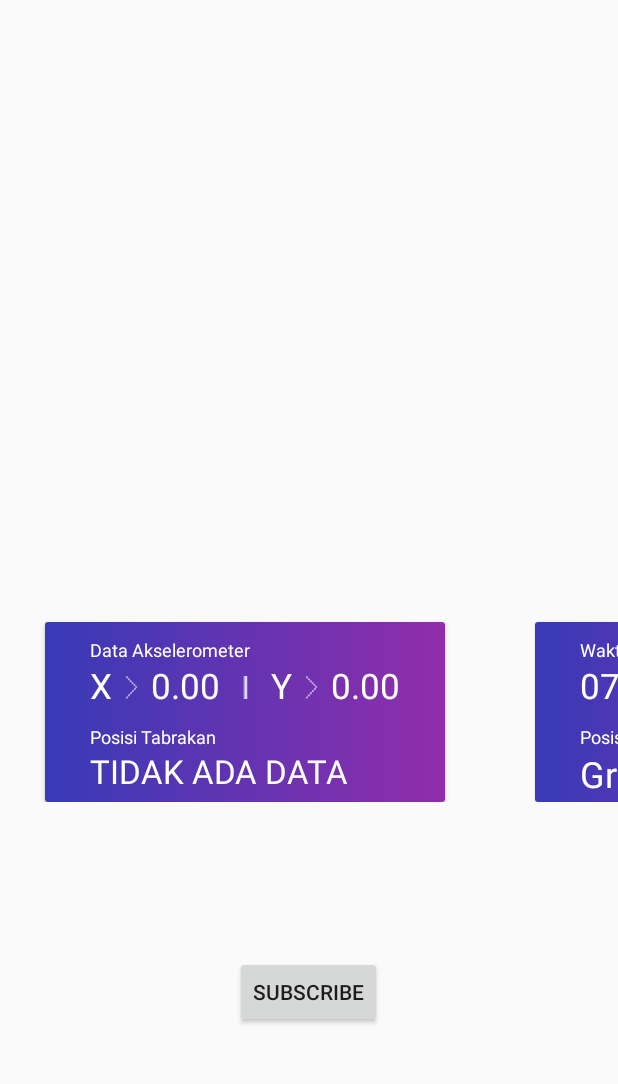
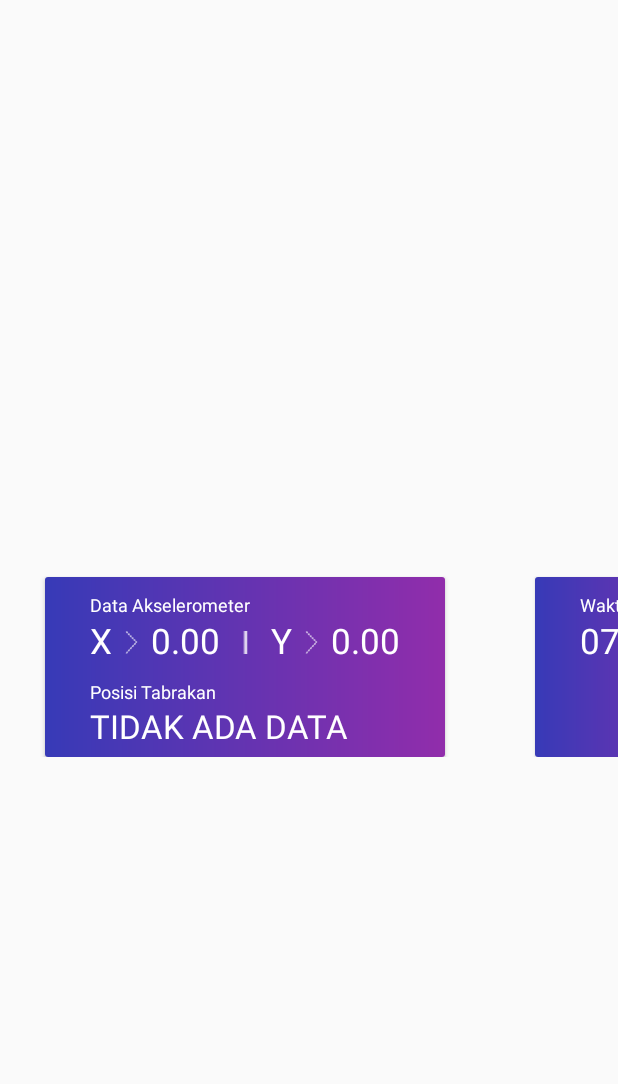
Before and after one commit to andrewpatasik/car-crash-smart-alert-system, an Android app: the screen it shows after launch (MainActivity), on a phone screen of 412 x 824 dp, the part 53-1137 px from its top. Run offline under Robolectric (Android 15) with nearby library versions, the phone set to English and light mode, and no system bars; libraries missing offline, so code that uses them is left out: org.eclipse.paho; 4 statements that could not run were skipped.

Commit message:
bug fixed
bug fixed:
1. [mainActivity] fix connection leak when closing the app
2. [main xml] remove button.
3. [main xml] remove posisi terakhir (textview ).

```diff
--- a/app/src/main/java/com/example/project1/MainActivity.java
+++ b/app/src/main/java/com/example/project1/MainActivity.java
@@ -33,7 +33,6 @@ import org.json.JSONObject;
 public class MainActivity extends FragmentActivity implements OnMapReadyCallback {
     TextView tv_x_value;
     TextView tv_y_value;
-    Button button;
     MqttAndroidClient client;
     GoogleMap mMap;
 
@@ -41,48 +40,15 @@ public class MainActivity extends FragmentActivity implements OnMapReadyCallback
     protected void onCreate(Bundle savedInstanceState) {
         super.onCreate(savedInstanceState);
         setContentView(R.layout.activity_main);
+
         tv_x_value = findViewById(R.id.tv_x_value);
         tv_y_value = findViewById(R.id.tv_y_value);
-        button = findViewById(R.id.button_sub);
+
         SupportMapFragment mapFragment = (SupportMapFragment) getSupportFragmentManager()
                 .findFragmentById(R.id.mapView);
         mapFragment.getMapAsync(this);
+
         startMqtt();
-
-        button.setOnClickListener(new View.OnClickListener() {
-            @Override
-            public void onClick(View v) {
-                String topic = "finalProject/MPU";
-                int Qos = 1;
-                try {
-//                        final MqttMessage msg = new MqttMessage();
-                    IMqttToken subToken = client.subscribe(topic,Qos);
-                    subToken.setActionCallback(new IMqttActionListener() {
-                        @Override
-                        public void onSuccess(IMqttToken asyncActionToken) {
-                            // The message was published
-                            Log.d("MQTT", "Subscribed");
-//                                Log.d("MQTT", msg.toString());
-//                                textView.setText(msg.toString());
-                        }
-
-                        @Override
-                        public void onFailure(IMqttToken asyncActionToken,
-                                              Throwable exception) {
-                            // The subscription could not be performed, maybe the user was not
-                            // authorized to subscribe on the specified topic e.g. using wildcards
-                            Log.d("MQTT", "Re-subscribed");
-
-                        }
-                    });
-                } catch (MqttException e) {
-                    e.printStackTrace();
-                }
-
-
-            }
-        });
-
     }
 
     protected void startMqtt(){
@@ -101,19 +67,34 @@ public class MainActivity extends FragmentActivity implements OnMapReadyCallback
                     Toast.makeText(MainActivity.this,"connected",Toast.LENGTH_LONG).show();
                     Log.d("MQTT", "onSuccess");
 
-                    // Now, try to publish a message
-//                            String msg = "Test connection from UI";
-//                            try
-//                            {
-//                                MqttMessage message = new MqttMessage();
-//                                message.setQos(1);
-//                                message.setPayload(msg.getBytes());
-//                                client.publish("test", message);
-//                            }
-//                            catch (MqttException e)
-//                            {
-//                                Log.d(getClass().getCanonicalName(), "Publish failed with reason code = " + e.getReasonCode());
-//                            }
+                    // Initialize Subscribe process
+                    String topic = "finalProject/MPU";
+                    int Qos = 1;
+                    try {
+//                        final MqttMessage msg = new MqttMessage();
+                        IMqttToken subToken = client.subscribe(topic,Qos);
+                        subToken.setActionCallback(new IMqttActionListener() {
+                            @Override
+                            public void onSuccess(IMqttToken asyncActionToken) {
+                                // The message was published
+                                Log.d("MQTT", "Subscribed");
+//                                Log.d("MQTT", msg.toString());
+//                                textView.setText(msg.toString());
+                            }
+
+                            @Override
+                            public void onFailure(IMqttToken asyncActionToken,
+                                                  Throwable exception) {
+                                Toast.makeText(MainActivity.this,"Failed to subscribe",Toast.LENGTH_LONG).show();
+                                // The subscription could not be performed, maybe the user was not
+                                // authorized to subscribe on the specified topic e.g. using wildcards
+                                Log.d("MQTT", "Failed to subscribe");
+
+                            }
+                        });
+                    } catch (MqttException e) {
+                        e.printStackTrace();
+                    }
                 }
 
                 @Override
@@ -162,6 +143,22 @@ public class MainActivity extends FragmentActivity implements OnMapReadyCallback
     }
 
     @Override
+    public void onResume() {
+        super.onResume();
+
+    }
+
+    @Override
+    public void onStart() {
+        super.onStart();
+    }
+
+    @Override
+    public void onStop() {
+        super.onStop();
+    }
+
+    @Override
     public void onMapReady(GoogleMap googleMap) {
         mMap = googleMap;
 
@@ -169,4 +166,21 @@ public class MainActivity extends FragmentActivity implements OnMapReadyCallback
         //LatLng sydney = new LatLng(-34, 151);
 
     }
+
+    @Override
+    public void onPause() {
+        super.onPause();
+    }
+
+    @Override
+    public void onDestroy() {
+        super.onDestroy();
+        client.unregisterResources();
+        client.close();
+    }
+
+    @Override
+    public void onLowMemory() {
+        super.onLowMemory();
+    }
 }
--- a/app/src/main/res/layout/activity_main.xml
+++ b/app/src/main/res/layout/activity_main.xml
@@ -11,7 +11,7 @@
         android:id="@+id/mapView"
         android:name="com.google.android.gms.maps.SupportMapFragment"
         android:layout_width="match_parent"
-        android:layout_height="430dp"
+        android:layout_height="400dp"
         />
 
     <HorizontalScrollView
@@ -237,23 +237,7 @@
                             android:layout_height="wrap_content"
                             android:orientation="vertical">
 
-                            <TextView
-                                android:textSize="12dp"
-                                android:textColor="#ffffff"
-                                android:layout_width="wrap_content"
-                                android:layout_height="wrap_content"
-                                android:text="Posisi Terakhir">
 
-                            </TextView>
-
-                            <TextView
-                                android:textSize="24dp"
-                                android:textColor="#ffffff"
-                                android:layout_width="wrap_content"
-                                android:layout_height="wrap_content"
-                                android:text="Green Lake City">
-
-                            </TextView>
 
                         </LinearLayout>
 
@@ -272,15 +256,7 @@
         android:layout_width="match_parent"
         android:layout_height="match_parent"
         android:gravity="center">
-        <Button
 
-            android:id="@+id/button_sub"
-            android:layout_width="wrap_content"
-            android:layout_height="wrap_content"
-            android:layout_gravity="center"
-            android:text="Subscribe">
-
-        </Button>
 
     </LinearLayout>
 
```
